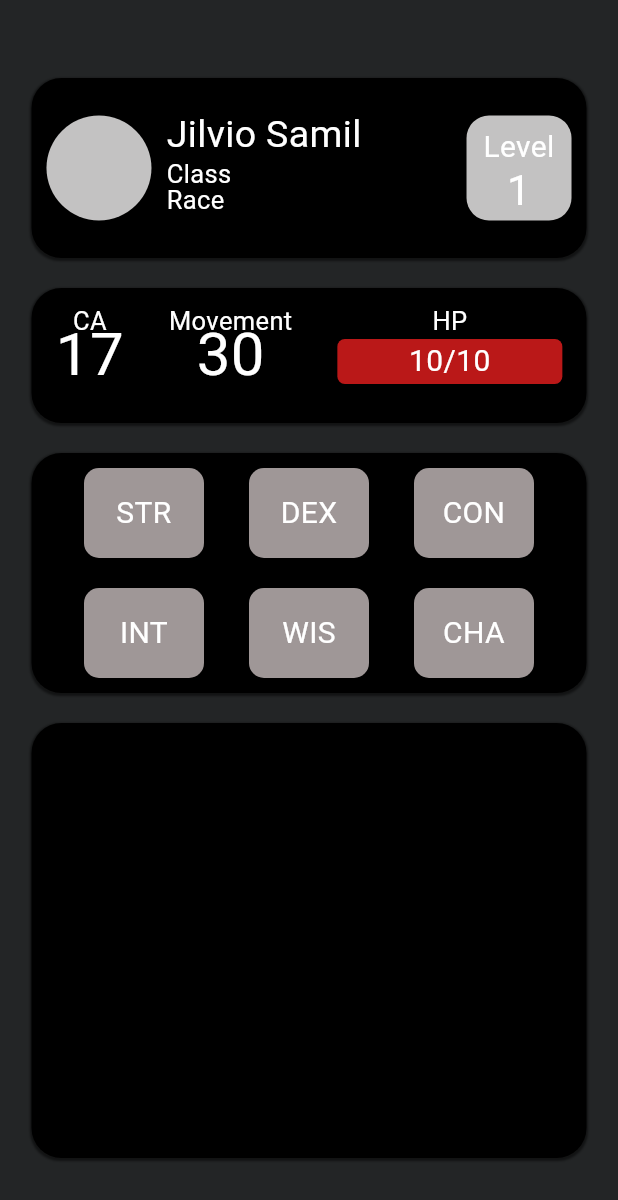
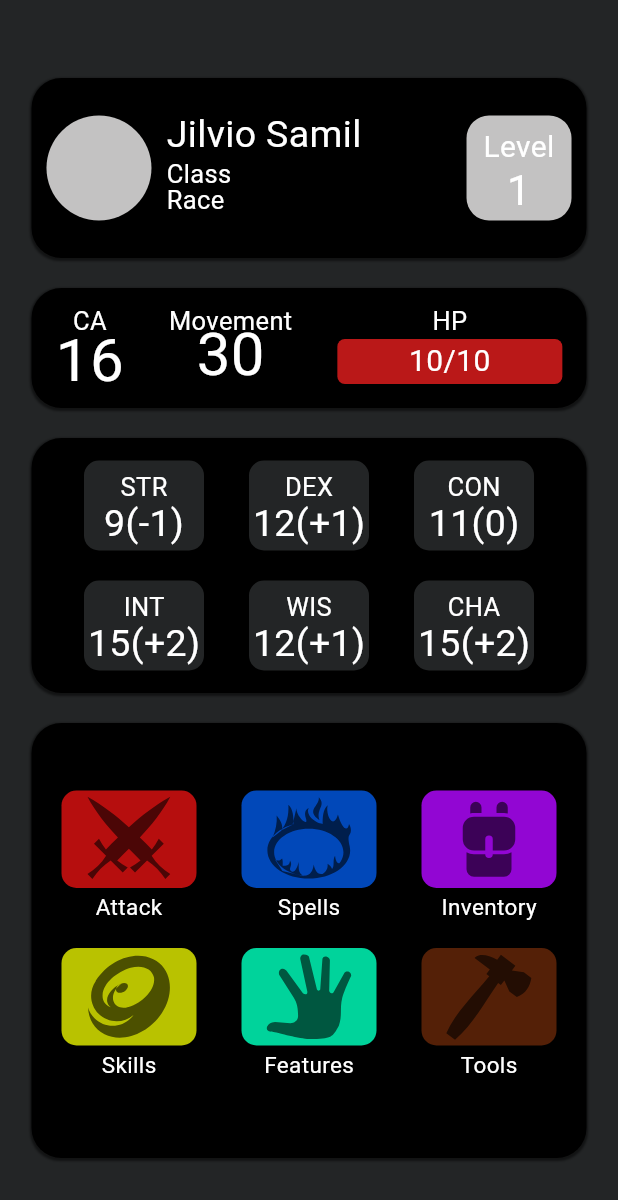
Before and after one commit to vinitava07/RPG-GO, a Flutter app: the screen it shows after launch, on a phone screen of 412 x 824 dp. Shown: the top 1200 px of the screen. Run offline on Flutter 3.47's test engine with Material 3 defaults, Android fonts, the phone set to English and light mode, and no system bars; our stand-ins replace flutter_svg, google_fonts; Roboto replaces fonts that are missing (Almendra).

Commit message:
sheet page finished and some icons added

```diff
--- a/rpg_go/lib/components/sheet_attributes.dart
+++ b/rpg_go/lib/components/sheet_attributes.dart
@@ -12,20 +12,25 @@ class SheetAttributes extends StatelessWidget {
         Column(
           crossAxisAlignment: CrossAxisAlignment.center,
           children: [
-            const SizedBox(height: 10),
+            const SizedBox(height: 15),
             Container(
               width: 80,
               height: 60,
               decoration: BoxDecoration(
-                color: const Color.fromARGB(255, 159, 151, 151),
+                color: const Color.fromRGBO(35, 37, 38, 1),
                 borderRadius: BorderRadius.circular(10),
               ),
-              child: const Column(
+              child: Column(
                 mainAxisAlignment: MainAxisAlignment.center,
                 children: [
                   Text("STR",
-                      textAlign: TextAlign.center,
-                      style: TextStyle(color: Colors.white, fontSize: 20)),
+                style: GoogleFonts.almendra(
+                    textStyle:
+                        const TextStyle(fontSize: 17, color: Colors.white))),
+                Text("9(-1)",
+                style: GoogleFonts.almendra(
+                    textStyle:
+                        const TextStyle(fontSize: 25, color: Colors.white, height: 1))),
                 ],
               ),
             ),
@@ -34,15 +39,20 @@ class SheetAttributes extends StatelessWidget {
               width: 80,
               height: 60,
               decoration: BoxDecoration(
-                color: const Color.fromARGB(255, 159, 151, 151),
+                color: const Color.fromRGBO(35, 37, 38, 1),
                 borderRadius: BorderRadius.circular(10),
               ),
-              child: const Column(
+              child: Column(
                 mainAxisAlignment: MainAxisAlignment.center,
                 children: [
                   Text("INT",
-                      textAlign: TextAlign.center,
-                      style: TextStyle(color: Colors.white, fontSize: 20)),
+                style: GoogleFonts.almendra(
+                    textStyle:
+                        const TextStyle(fontSize: 17, color: Colors.white))),
+                Text("15(+2)",
+                style: GoogleFonts.almendra(
+                    textStyle:
+                        const TextStyle(fontSize: 25, color: Colors.white, height: 1))),
                 ],
               ),
             ),
@@ -52,20 +62,25 @@ class SheetAttributes extends StatelessWidget {
         Column(
           crossAxisAlignment: CrossAxisAlignment.center,
           children: [
-            const SizedBox(height: 10),
+            const SizedBox(height: 15),
             Container(
               width: 80,
               height: 60,
               decoration: BoxDecoration(
-                color: const Color.fromARGB(255, 159, 151, 151),
+                color: const Color.fromRGBO(35, 37, 38, 1),
                 borderRadius: BorderRadius.circular(10),
               ),
-              child: const Column(
+              child: Column(
                 mainAxisAlignment: MainAxisAlignment.center,
                 children: [
                   Text("DEX",
-                      textAlign: TextAlign.center,
-                      style: TextStyle(color: Colors.white, fontSize: 20)),
+                style: GoogleFonts.almendra(
+                    textStyle:
+                        const TextStyle(fontSize: 17, color: Colors.white))),
+                Text("12(+1)",
+                style: GoogleFonts.almendra(
+                    textStyle:
+                        const TextStyle(fontSize: 25, color: Colors.white, height: 1))),
                 ],
               ),
             ),
@@ -74,15 +89,20 @@ class SheetAttributes extends StatelessWidget {
               width: 80,
               height: 60,
               decoration: BoxDecoration(
-                color: const Color.fromARGB(255, 159, 151, 151),
+                color: const Color.fromRGBO(35, 37, 38, 1),
                 borderRadius: BorderRadius.circular(10),
               ),
-              child: const Column(
+              child: Column(
                 mainAxisAlignment: MainAxisAlignment.center,
                 children: [
-                  Text("WIS",
-                      textAlign: TextAlign.center,
-                      style: TextStyle(color: Colors.white, fontSize: 20)),
+                Text("WIS",
+                style: GoogleFonts.almendra(
+                    textStyle:
+                        const TextStyle(fontSize: 17, color: Colors.white))),
+                Text("12(+1)",
+                style: GoogleFonts.almendra(
+                    textStyle:
+                        const TextStyle(fontSize: 25, color: Colors.white, height: 1))),
                 ],
               ),
             ),
@@ -92,20 +112,25 @@ class SheetAttributes extends StatelessWidget {
         Column(
           crossAxisAlignment: CrossAxisAlignment.center,
           children: [
-            const SizedBox(height: 10),
+            const SizedBox(height: 15),
             Container(
               width: 80,
               height: 60,
               decoration: BoxDecoration(
-                color: const Color.fromARGB(255, 159, 151, 151),
+                color: const Color.fromRGBO(35, 37, 38, 1),
                 borderRadius: BorderRadius.circular(10),
               ),
-              child: const Column(
+              child: Column(
                 mainAxisAlignment: MainAxisAlignment.center,
                 children: [
                   Text("CON",
-                      textAlign: TextAlign.center,
-                      style: TextStyle(color: Colors.white, fontSize: 20)),
+                style: GoogleFonts.almendra(
+                    textStyle:
+                        const TextStyle(fontSize: 17, color: Colors.white))),
+                Text("11(0)",
+                style: GoogleFonts.almendra(
+                    textStyle:
+                        const TextStyle(fontSize: 25, color: Colors.white, height: 1))),
                 ],
               ),
             ),
@@ -114,15 +139,20 @@ class SheetAttributes extends StatelessWidget {
               width: 80,
               height: 60,
               decoration: BoxDecoration(
-                color: const Color.fromARGB(255, 159, 151, 151),
+                color: const Color.fromRGBO(35, 37, 38, 1),
                 borderRadius: BorderRadius.circular(10),
               ),
-              child: const Column(
+              child: Column(
                 mainAxisAlignment: MainAxisAlignment.center,
                 children: [
                   Text("CHA",
-                      textAlign: TextAlign.center,
-                      style: TextStyle(color: Colors.white, fontSize: 20)),
+                style: GoogleFonts.almendra(
+                    textStyle:
+                        const TextStyle(fontSize: 17, color: Colors.white))),
+                Text("15(+2)",
+                style: GoogleFonts.almendra(
+                    textStyle:
+                        const TextStyle(fontSize: 25, color: Colors.white, height: 1))),
                 ],
               ),
             ),
--- /dev/null
+++ b/rpg_go/lib/components/sheet_options.dart
@@ -0,0 +1,248 @@
+import 'package:flutter/material.dart';
+import 'package:google_fonts/google_fonts.dart';
+import 'package:flutter_svg/flutter_svg.dart';
+
+class SheetOptions extends StatelessWidget {
+  const SheetOptions({super.key});
+
+  @override
+  Widget build(BuildContext context) {
+    return Row(
+      mainAxisAlignment: MainAxisAlignment.center,
+      children: [
+        Column(
+          crossAxisAlignment: CrossAxisAlignment.center,
+          children: [
+            const SizedBox(height: 45),
+            Container(
+              width: 90,
+              height: 65,
+              decoration: BoxDecoration(
+                color: const Color.fromARGB(211, 220, 17, 17),
+                borderRadius: BorderRadius.circular(10),
+                boxShadow: [
+                    BoxShadow(
+                      color: Colors.black.withOpacity(0.5), // cor da sombra
+                      spreadRadius: 1, // raio de espalhamento
+                      blurRadius: 0.5, // raio de desfoque
+                      offset: const Offset(0, 1), // deslocamento da sombra
+                    ),
+                  ],
+              ),
+              child: Column(
+                mainAxisAlignment: MainAxisAlignment.center,
+                children: [
+                  SvgPicture.asset(
+                    'assets/sheet_icons/attack.svg', // Caminho do arquivo SVG no diretório 'assets'
+                    width: 60,
+                    height: 60,
+                    fit: BoxFit.scaleDown,
+                    colorFilter: const ColorFilter.mode(
+                        Color.fromARGB(150, 0, 0, 0),
+                        BlendMode.srcIn), // Cor branca com 50% de opacidade
+                  ),
+                ],
+              ),
+            ),
+            const SizedBox(height: 5),
+            Text("Attack",
+                style: GoogleFonts.almendra(
+                    textStyle: const TextStyle(
+                        fontSize: 15, color: Colors.white, height: 1))),
+            const SizedBox(height: 20),
+            Container(
+              width: 90,
+              height: 65,
+              decoration: BoxDecoration(
+                color: const Color.fromARGB(211, 223, 235, 0),
+                borderRadius: BorderRadius.circular(10),
+                boxShadow: [
+                    BoxShadow(
+                      color: Colors.black.withOpacity(0.5), // cor da sombra
+                      spreadRadius: 1, // raio de espalhamento
+                      blurRadius: 0.5, // raio de desfoque
+                      offset: const Offset(0, 1), // deslocamento da sombra
+                    ),
+                  ],
+              ),
+              child: Column(
+                mainAxisAlignment: MainAxisAlignment.center,
+                children: [
+                  SvgPicture.asset(
+                    'assets/sheet_icons/skills.svg', // Caminho do arquivo SVG no diretório 'assets'
+                    width: 60,
+                    height: 60,
+                    fit: BoxFit.scaleDown,
+                    colorFilter: const ColorFilter.mode(
+                        Color.fromARGB(150, 0, 0, 0),
+                        BlendMode.srcIn), // Cor branca com 50% de opacidade
+                  ),
+                ],
+              ),
+            ),
+            const SizedBox(height: 5),
+            Text("Skills",
+                style: GoogleFonts.almendra(
+                    textStyle: const TextStyle(
+                        fontSize: 15, color: Colors.white, height: 1))),
+          ],
+        ),
+        const SizedBox(width: 30),
+        Column(
+          crossAxisAlignment: CrossAxisAlignment.center,
+          children: [
+            const SizedBox(height: 45),
+            Container(
+              width: 90,
+              height: 65,
+              decoration: BoxDecoration(
+                color: const Color.fromARGB(211, 1, 87, 224),
+                borderRadius: BorderRadius.circular(10),
+                boxShadow: [
+                    BoxShadow(
+                      color: Colors.black.withOpacity(0.5), // cor da sombra
+                      spreadRadius: 1, // raio de espalhamento
+                      blurRadius: 0.5, // raio de desfoque
+                      offset: const Offset(0, 1), // deslocamento da sombra
+                    ),
+                  ],
+              ),
+              child: Column(
+                mainAxisAlignment: MainAxisAlignment.center,
+                children: [
+                  SvgPicture.asset(
+                    'assets/sheet_icons/spells.svg', // Caminho do arquivo SVG no diretório 'assets'
+                    width: 60,
+                    height: 60,
+                    fit: BoxFit.scaleDown,
+                    colorFilter: const ColorFilter.mode(
+                        Color.fromARGB(150, 0, 0, 0),
+                        BlendMode.srcIn), // Cor branca com 50% de opacidade
+                  ),
+                ],
+              ),
+            ),
+            const SizedBox(height: 5),
+            Text("Spells",
+                style: GoogleFonts.almendra(
+                    textStyle: const TextStyle(
+                        fontSize: 15, color: Colors.white, height: 1))),
+            const SizedBox(height: 20),
+            Container(
+              width: 90,
+              height: 65,
+              decoration: BoxDecoration(
+                color: const Color.fromARGB(211, 0, 255, 187),
+                borderRadius: BorderRadius.circular(10),
+                boxShadow: [
+                    BoxShadow(
+                      color: Colors.black.withOpacity(0.5), // cor da sombra
+                      spreadRadius: 1, // raio de espalhamento
+                      blurRadius: 0.5, // raio de desfoque
+                      offset: const Offset(0, 1), // deslocamento da sombra
+                    ),
+                  ],
+              ),
+              child: Column(
+                mainAxisAlignment: MainAxisAlignment.center,
+                children: [
+                  SvgPicture.asset(
+                    'assets/sheet_icons/features.svg', // Caminho do arquivo SVG no diretório 'assets'
+                    width: 60,
+                    height: 60,
+                    fit: BoxFit.scaleDown,
+                    colorFilter: const ColorFilter.mode(
+                        Color.fromARGB(150, 0, 0, 0),
+                        BlendMode.srcIn), // Cor branca com 50% de opacidade
+                  ),
+                ],
+              ),
+            ),
+            const SizedBox(height: 5),
+            Text("Features",
+                style: GoogleFonts.almendra(
+                    textStyle: const TextStyle(
+                        fontSize: 15, color: Colors.white, height: 1))),
+          ],
+        ),
+        const SizedBox(width: 30),
+        Column(
+          crossAxisAlignment: CrossAxisAlignment.center,
+          children: [
+            const SizedBox(height: 45),
+            Container(
+              width: 90,
+              height: 65,
+              decoration: BoxDecoration(
+                color: const Color.fromARGB(211, 176, 7, 255),
+                borderRadius: BorderRadius.circular(10),
+                boxShadow: [
+                    BoxShadow(
+                      color: Colors.black.withOpacity(0.5), // cor da sombra
+                      spreadRadius: 1, // raio de espalhamento
+                      blurRadius: 0.5, // raio de desfoque
+                      offset: const Offset(0, 1), // deslocamento da sombra
+                    ),
+                  ],
+              ),
+              child: Column(
+                mainAxisAlignment: MainAxisAlignment.center,
+                children: [
+                  SvgPicture.asset(
+                    'assets/sheet_icons/inventory.svg', // Caminho do arquivo SVG no diretório 'assets'
+                    width: 60,
+                    height: 60,
+                    colorFilter: const ColorFilter.mode(
+                        Color.fromARGB(150, 0, 0, 0),
+                        BlendMode.srcIn), // Cor branca com 50% de opacidade
+                  ),
+                ],
+              ),
+            ),
+            const SizedBox(height: 5),
+            Text("Inventory",
+                style: GoogleFonts.almendra(
+                    textStyle: const TextStyle(
+                        fontSize: 15, color: Colors.white, height: 1))),
+            const SizedBox(height: 20),
+            Container(
+              width: 90,
+              height: 65,
+              decoration: BoxDecoration(
+                color: const Color.fromARGB(211, 102, 39, 8),
+                borderRadius: BorderRadius.circular(10),
+                boxShadow: [
+                    BoxShadow(
+                      color: Colors.black.withOpacity(0.5), // cor da sombra
+                      spreadRadius: 1, // raio de espalhamento
+                      blurRadius: 0.5, // raio de desfoque
+                      offset: const Offset(0, 1), // deslocamento da sombra
+                    ),
+                  ],
+              ),
+              child: Column(
+                mainAxisAlignment: MainAxisAlignment.center,
+                children: [
+                  SvgPicture.asset(
+                    'assets/sheet_icons/tools.svg', // Caminho do arquivo SVG no diretório 'assets'
+                    width: 60,
+                    height: 60,
+                    fit: BoxFit.scaleDown,
+                    colorFilter: const ColorFilter.mode(
+                        Color.fromARGB(150, 0, 0, 0),
+                        BlendMode.srcIn), // Cor branca com 50% de opacidade
+                  ),
+                ],
+              ),
+            ),
+            const SizedBox(height: 5),
+            Text("Tools",
+                style: GoogleFonts.almendra(
+                    textStyle: const TextStyle(
+                        fontSize: 15, color: Colors.white, height: 1))),
+          ],
+        )
+      ],
+    );
+  }
+}
--- a/rpg_go/lib/components/sheet_stats.dart
+++ b/rpg_go/lib/components/sheet_stats.dart
@@ -18,11 +18,11 @@ class SheetStats extends StatelessWidget {
                     textStyle:
                         const TextStyle(fontSize: 17, color: Colors.white))),
             Text(
-              "17",
+              "16",
               style: GoogleFonts.almendra(
                   textStyle: GoogleFonts.almendra(
                       textStyle: const TextStyle(
-                          fontSize: 40, color: Colors.white, height: 0.5))),
+                          fontSize: 40, color: Colors.white, height: 0.7))),
             ),
           ],
         ),
--- a/rpg_go/lib/main.dart
+++ b/rpg_go/lib/main.dart
@@ -1,5 +1,4 @@
 import 'package:flutter/material.dart';
-//import 'package:rpg_go/pages/login_page.dart';
 import 'package:rpg_go/pages/sheet_page.dart';
 
 void main() {
--- a/rpg_go/lib/pages/sheet_page.dart
+++ b/rpg_go/lib/pages/sheet_page.dart
@@ -2,6 +2,7 @@ import 'package:flutter/material.dart';
 import 'package:rpg_go/components/sheet_head.dart';
 import 'package:rpg_go/components/sheet_stats.dart';
 import 'package:rpg_go/components/sheet_attributes.dart';
+import 'package:rpg_go/components/sheet_options.dart';
 
 class SheetPage extends StatelessWidget {
   const SheetPage({super.key});
@@ -35,7 +36,7 @@ class SheetPage extends StatelessWidget {
               const SizedBox(height: 20),
               Container(
                 width: 370,
-                height: 90,
+                height: 80,
                 decoration: BoxDecoration(
                   color: Colors.black,
                   borderRadius: BorderRadius.circular(20), // raio dos cantos
@@ -53,7 +54,7 @@ class SheetPage extends StatelessWidget {
               const SizedBox(height: 20),
               Container(
                 width: 370,
-                height: 160,
+                height: 170,
                 decoration: BoxDecoration(
                   color: Colors.black,
                   borderRadius: BorderRadius.circular(20), // raio dos cantos
@@ -83,7 +84,9 @@ class SheetPage extends StatelessWidget {
                       offset: const Offset(0, 1), // deslocamento da sombra
                     ),
                   ],
-                  )),
+                ),
+                child: const Center(child: SheetOptions(),)
+              ),
             ],
           )),
         )));
--- a/rpg_go/pubspec.yaml
+++ b/rpg_go/pubspec.yaml
@@ -37,6 +37,7 @@ dependencies:
   cupertino_icons: ^1.0.6
   flutter_floating_bottom_bar: ^1.2.0
   google_fonts: ^6.2.1
+  flutter_svg: ^2.0.10+1
 
 dev_dependencies:
   flutter_test:
@@ -58,6 +59,7 @@ flutter:
   uses-material-design: true
   assets:
    - assets/images/google_login_icon.png
+   - assets/sheet_icons/
   #   - images/a_dot_ham.jpeg
   fonts:
    - family: Revol
```
Also changed, not shown: rpg_go/assets/sheet_icons/attack.svg (added), rpg_go/assets/sheet_icons/features.svg (added), rpg_go/assets/sheet_icons/inventory.svg (added), rpg_go/assets/sheet_icons/skills.svg (added), rpg_go/assets/sheet_icons/spells.svg (added), rpg_go/assets/sheet_icons/spells_alternative.svg (added), rpg_go/assets/sheet_icons/tools.svg (added). Lines whose indentation alone changed are shown as unchanged.
